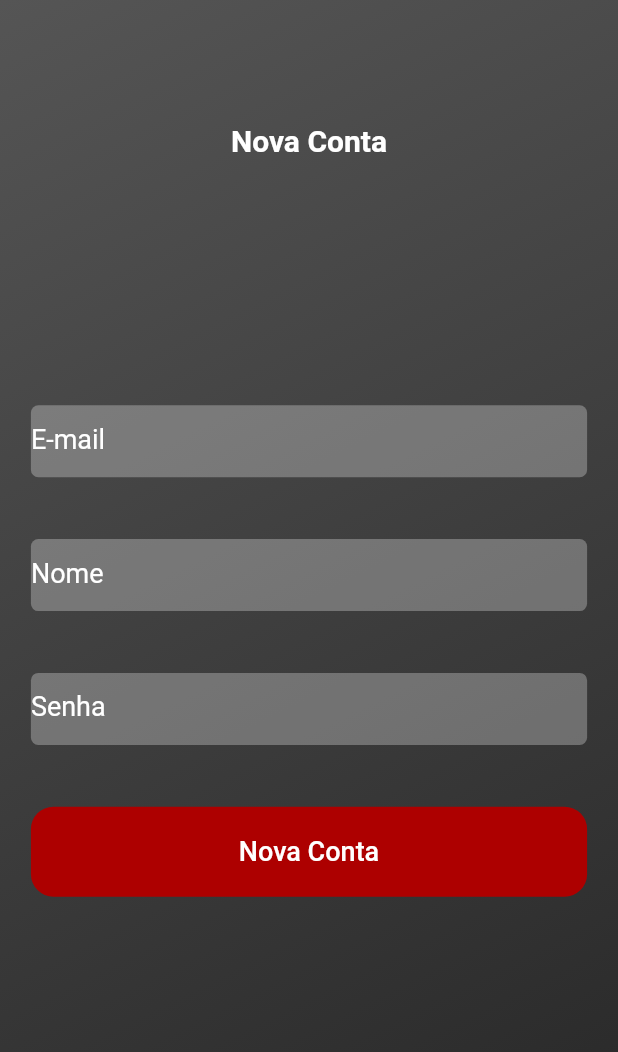
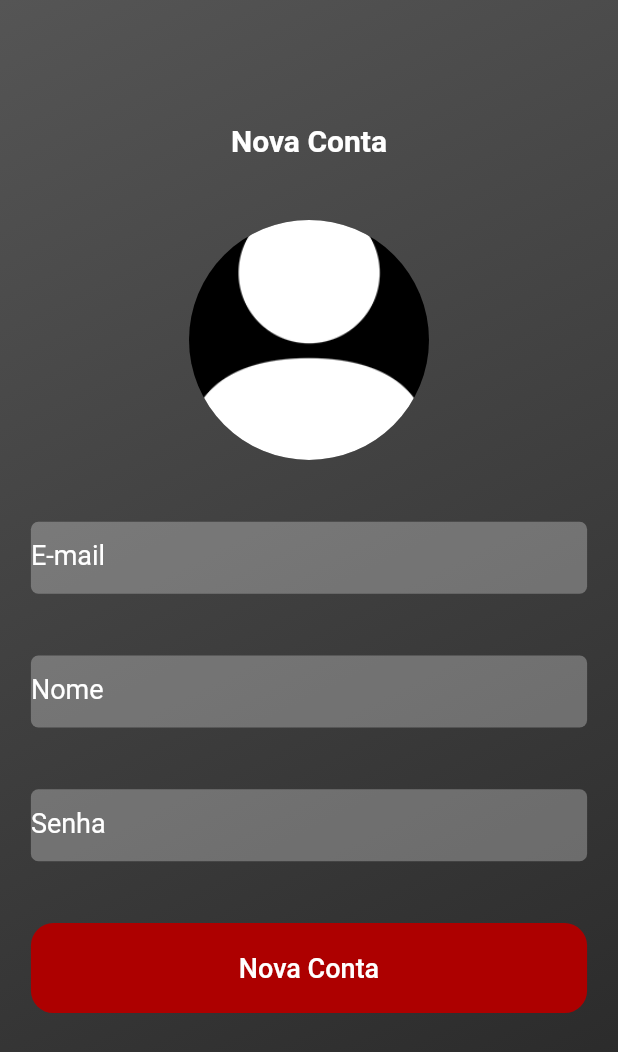
Before and after one commit to jsimonassi/App-Demo-Flutter, a Flutter app: the SignUp screen opened directly, on a phone screen of 412 x 824 dp. Shown: the top 1052 px of the screen. Run offline on Flutter 3.47's test engine with Material 2 defaults, Android fonts, the phone set to English and light mode, and no system bars; our stand-ins replace cloud_firestore, firebase_auth, firebase_storage, image_picker; accounts and stored records are empty.

Commit message:
Vídeo 7

```diff
--- a/lib/screens/SignUp.dart
+++ b/lib/screens/SignUp.dart
@@ -1,3 +1,4 @@
+import 'dart:io';
 import 'package:app_demo_flutter/components/ModalDialog.dart';
 import 'package:app_demo_flutter/components/RedButton.dart';
 import 'package:app_demo_flutter/constants/Colors.dart';
@@ -6,6 +7,7 @@ import 'package:app_demo_flutter/models/User.dart';
 import 'package:app_demo_flutter/services/Api.dart';
 import 'package:firebase_auth/firebase_auth.dart';
 import 'package:flutter/material.dart';
+import 'package:image_picker/image_picker.dart';
 
 class SignUp extends StatefulWidget {
   @override
@@ -17,6 +19,9 @@ class _SignUpState extends State<SignUp> {
   TextEditingController _emailController = TextEditingController();
   TextEditingController _nameController = TextEditingController();
   TextEditingController _passwordController = TextEditingController();
+  String _networkImageUrl = "";
+  String _localImageUrl = "";
+
 
   bool validateInfos(){
     return _emailController.text.isNotEmpty &&
@@ -27,20 +32,43 @@ class _SignUpState extends State<SignUp> {
   createAccount() async{
     try{
       if(validateInfos()){
-        AuthResult response = await Api.registerUser(_emailController.text, _passwordController.text);
+        AuthResult response = await Api.registerUser(_emailController.text, _passwordController.text); //Auth
+        String downloadUrl = _localImageUrl.isNotEmpty?
+        await Api.updatePicture(_localImageUrl, _emailController.text):
+        _localImageUrl;
         if(response.user != null){
           User newUser = User();
           newUser.uid = response.user.uid;
           newUser.name = _nameController.text;
           newUser.email = _emailController.text;
-          Api.updateUser(newUser);
+          newUser.urlImage = downloadUrl;
+          await Api.updateUser(newUser);
         }
+        showDialog(context: context,
+            builder: (_) => ModalDialog("Conta criada!", "", "OK",
+                    () =>{if(Navigator.canPop(context)) Navigator.pop(context)}));
       }
     }catch(e){
       showDialog(context: context,
           builder: (_) => ModalDialog("Deu velha!", e.message, "OK",
                   () =>{if(Navigator.canPop(context)) Navigator.pop(context)}));
     }
+  }
+
+  pickerImage() async {
+    PickedFile selectedImage = await ImagePicker().getImage(source: ImageSource.gallery);
+    setState(() {
+      _localImageUrl = selectedImage.path;
+    });
+  }
+
+  getProfileImage(){
+    if(_networkImageUrl.isNotEmpty){
+      return NetworkImage(_networkImageUrl);
+    }else if(_localImageUrl.isNotEmpty){
+      return FileImage(File(_localImageUrl));
+    }
+    return ExactAssetImage("assets/images/profile-icon.png");
   }
 
   @override
@@ -83,7 +111,18 @@ class _SignUpState extends State<SignUp> {
                 ),
               ),
               SizedBox(
-                height: size.height * 0.2,
+                height: size.height * 0.05,
+              ),
+              GestureDetector(
+                onTap: () => {pickerImage()},
+                child: CircleAvatar(
+                  maxRadius: 80,
+                  backgroundColor: Colors.black,
+                  backgroundImage: getProfileImage(),
+                ),
+              ),
+              SizedBox(
+                height: size.height * 0.05,
               ),
               Container(
                   decoration: BoxDecoration(
--- a/pubspec.yaml
+++ b/pubspec.yaml
@@ -33,6 +33,7 @@ dependencies:
   firebase_auth: ^0.16.1
   cloud_firestore: ^0.13.7
   firebase_storage: ^3.1.6
+  image_picker: ^0.6.7+4
 
 dev_dependencies:
   flutter_test:
@@ -46,6 +47,7 @@ flutter:
   uses-material-design: true
   assets:
     - assets/images/logo.png
+    - assets/images/profile-icon.png
 
   # An image asset can refer to one or more resolution-specific "variants", see
   # https://flutter.dev/assets-and-images/#resolution-aware.
```
Also changed, not shown: lib/services/Api.dart (+14 -0 lines), assets/images/profile-icon.png (added).
